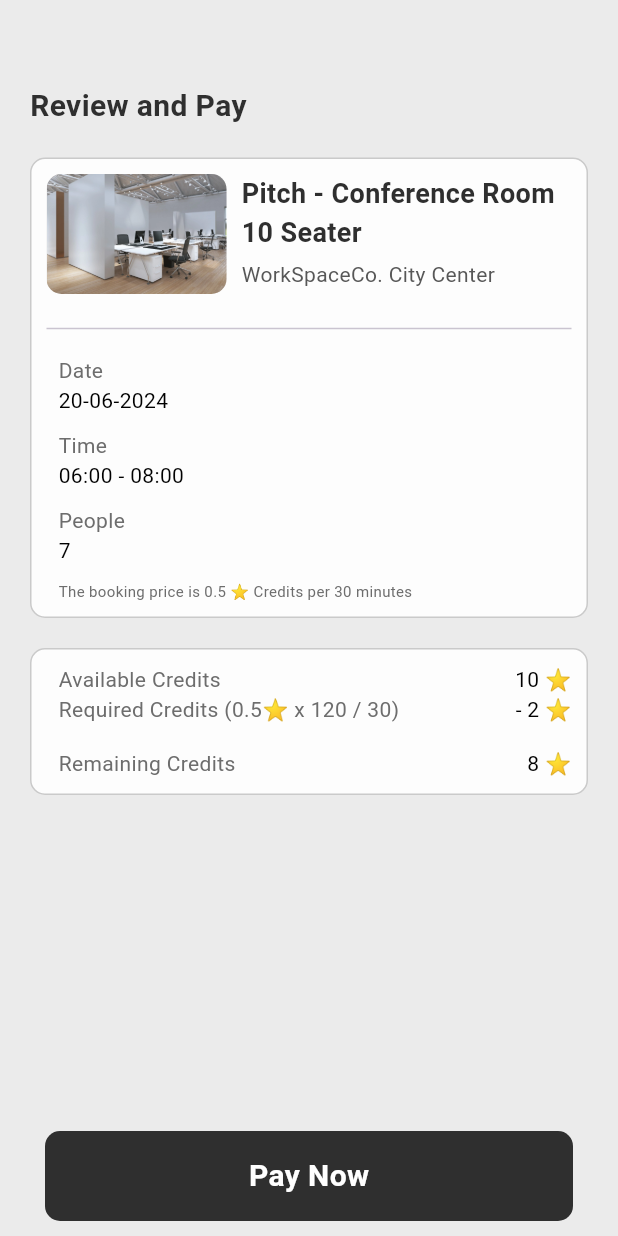
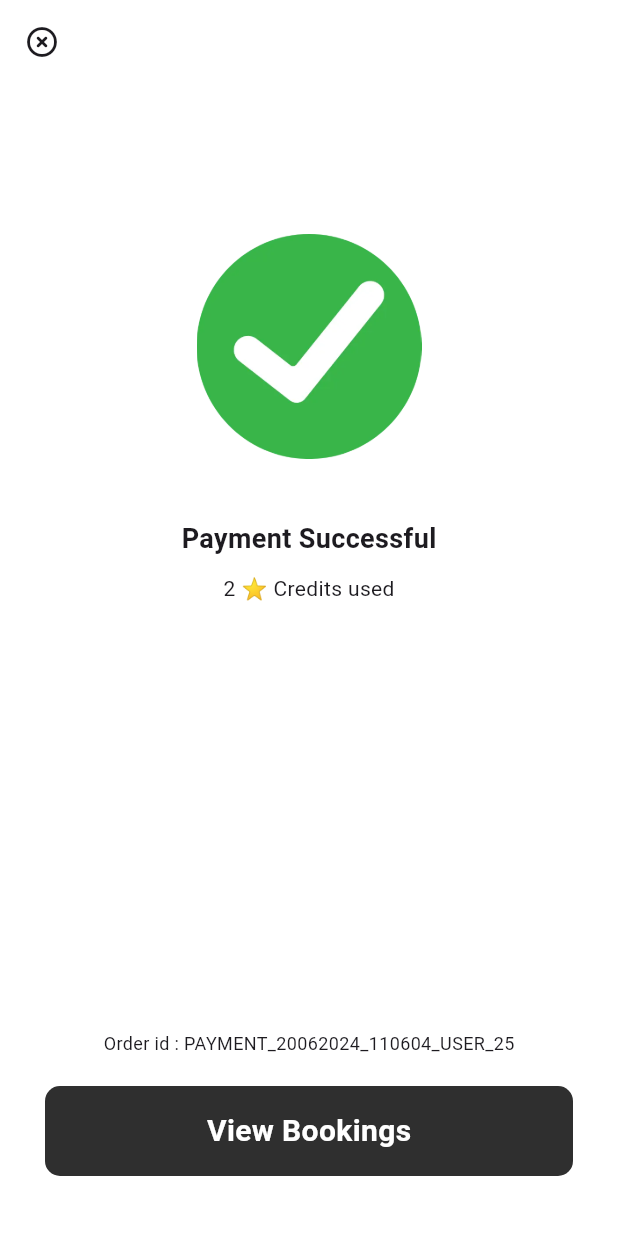
Before and after one commit to Umang-Reformiqo-2024/workspace, a Flutter app: the screen it shows after launch, after a tap on "Pay Now", on a phone screen of 412 x 824 dp. Run offline on Flutter 3.47's test engine with Material 3 defaults, Android fonts, the phone set to English and light mode, and no system bars; our stand-ins replace badges, carousel_slider, flutter_svg, get, image_picker, quickalert; missing offline and left inert: flutter_timetable, fw_tab_bar, simple_ripple_animation; Roboto replaces fonts that are missing (proximanovaRegular); project files that could hold a hidden picture were left out.

Commit message:
As on 20-06-2024 (V2)

```diff
--- /dev/null
+++ b/lib/controller/bookings/my_bookings_screen_controller.dart
@@ -0,0 +1,5 @@
+import 'package:get/get.dart';
+
+class MyBookingsScreenController extends GetxController{
+
+}
--- /dev/null
+++ b/lib/controller/bookings/successful_payment_screen_controller.dart
@@ -0,0 +1,5 @@
+import 'package:get/get.dart';
+
+class SuccessfulPaymentScreenController extends GetxController{
+
+}
--- a/lib/screens/bookings/review_and_pay_screen.dart
+++ b/lib/screens/bookings/review_and_pay_screen.dart
@@ -4,6 +4,7 @@ import 'package:get/get.dart';
 import 'package:workspace/app_data/app_colors/app_color.dart';
 import 'package:workspace/app_data/app_fonts/app_font.dart';
 import 'package:workspace/controller/bookings/review_and_pay_screen_controller.dart';
+import 'package:workspace/screens/bookings/successful_payment_screen.dart';
 import 'package:workspace/widgets/common_widgets/button_widget.dart';
 
 class ReviewAndPayScreen extends StatelessWidget {
@@ -128,7 +129,7 @@ class ReviewAndPayScreen extends StatelessWidget {
                             ),
                             Padding(
                               padding: EdgeInsets.only(left: 8),
-                              child: Text("Required Credits (0.5⭐ x 120 / 30)",style: TextStyle(color: Color(0xFF6D6D6D)),),
+                              child: Text("Required Credits (120 / 30 x 0.5 ⭐)",style: TextStyle(color: Color(0xFF6D6D6D)),),
                             ),
                             Divider(),
                             Padding(
@@ -163,7 +164,7 @@ class ReviewAndPayScreen extends StatelessWidget {
                 ],
               ),
               bottomNavigationBar: AppButtonPrimary(onTap: () {
-
+                Get.to(()=> SuccessfulPaymentScreen(),duration: Duration(milliseconds: 700),curve: Curves.easeIn,transition: Transition.cupertino);
               }, text: "Pay Now"),
         ));
       },
--- /dev/null
+++ b/lib/screens/bookings/successful_payment_screen.dart
@@ -0,0 +1,68 @@
+import 'package:flutter/cupertino.dart';
+import 'package:flutter/material.dart';
+import 'package:get/get.dart';
+import 'package:workspace/app_data/app_fonts/app_font.dart';
+import 'package:workspace/controller/bookings/successful_payment_screen_controller.dart';
+import 'package:workspace/screens/bookings/my_bookings_screen.dart';
+import 'package:workspace/widgets/common_widgets/button_widget.dart';
+
+class SuccessfulPaymentScreen extends StatelessWidget {
+  const SuccessfulPaymentScreen({super.key});
+
+  @override
+  Widget build(BuildContext context) {
+    return GetBuilder(
+      init: SuccessfulPaymentScreenController(),
+      builder: (controller) {
+        return SafeArea(child: Scaffold(
+          backgroundColor: Colors.white,
+          appBar: AppBar(
+            forceMaterialTransparency: true,
+            leading: IconButton(onPressed: () => Get.back(), icon: const Icon(Icons.highlight_off_rounded)),
+          ),
+          body: Center(
+            child: Column(
+              mainAxisAlignment: MainAxisAlignment.center,
+              crossAxisAlignment: CrossAxisAlignment.center,
+              children: [
+                Padding(
+                  padding: const EdgeInsets.only(top: 100),
+                  child: Image.asset("assets/v2/png/success_icon.webp",height: 150,width: 150,),
+                ),
+                const Padding(
+                  padding: EdgeInsets.only(top: 40),
+                  child: Text("Payment Successful",style: TextStyle(
+                    fontSize: 18,
+                    fontWeight: FontWeight.bold,
+                    fontFamily: AppFont.primary
+                  ),),
+                ),
+                const Padding(
+                  padding: EdgeInsets.only(top: 10),
+                  child: Text("2 ⭐ Credits used",style: TextStyle(
+                    fontSize: 14,
+                    fontWeight: FontWeight.normal,
+                    fontFamily: AppFont.primary
+                  ),),
+                ),
+                const Spacer(),
+                const Padding(
+                  padding: EdgeInsets.only(top: 10,bottom: 10),
+                  child: Text("Order id : PAYMENT_20062024_110604_USER_25",style: TextStyle(
+                    fontSize: 12,
+                    fontWeight: FontWeight.normal,
+                    fontFamily: AppFont.primary
+                  ),),
+                ),
+                AppButtonPrimary(onTap: () {
+                  Get.to(()=> MyBookingsScreen(),duration: Duration(milliseconds: 700),curve: Curves.easeIn,transition: Transition.cupertino);
+                }, text: "View Bookings"),
+                const SizedBox(height: 30,)
+              ],
+            ),
+          ),
+        ));
+      },
+    );
+  }
+}
```
Also changed, not shown: lib/screens/bookings/my_bookings_screen.dart (added, +214 -0 lines).
